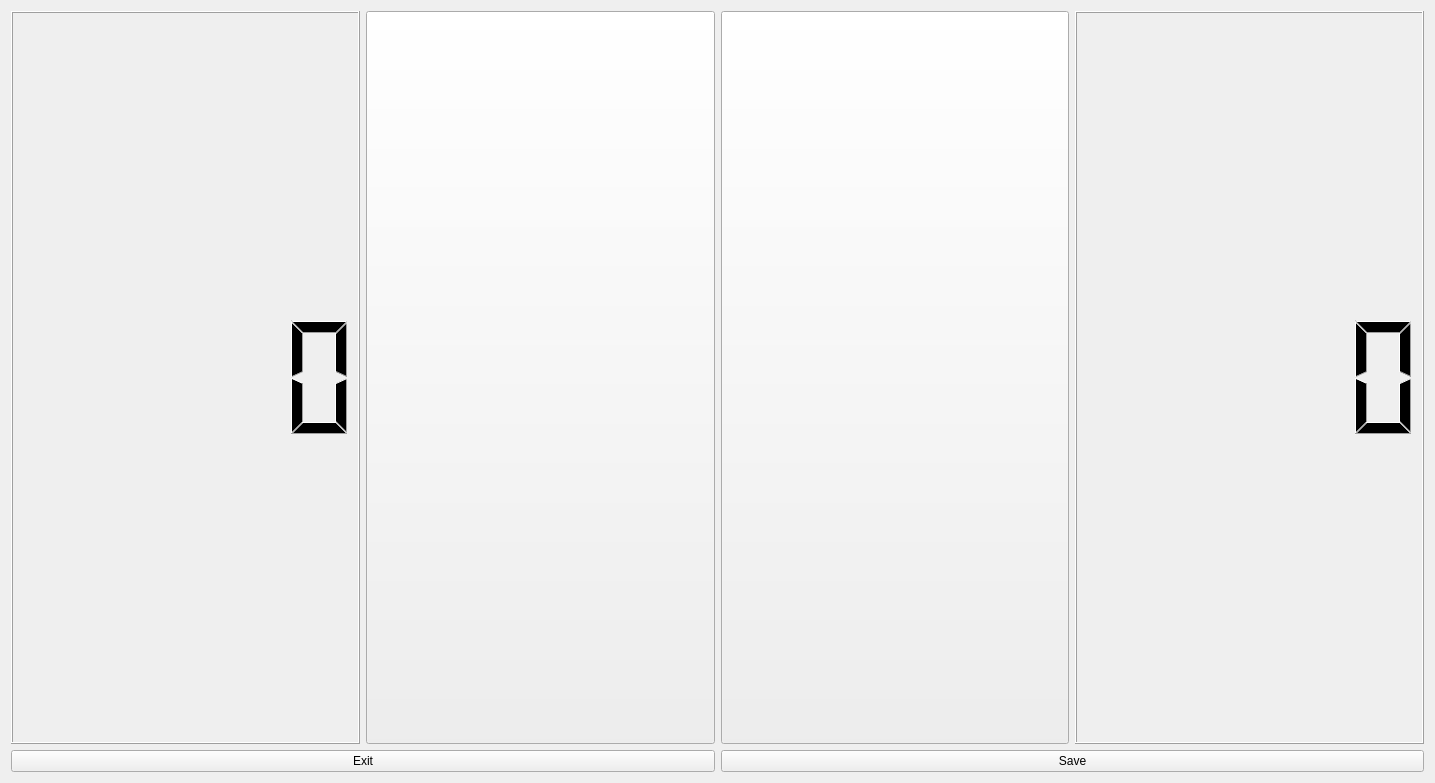
Old version of the form Minesweeper/gamearea.ui in the repository AT0MBE5T/software-design.
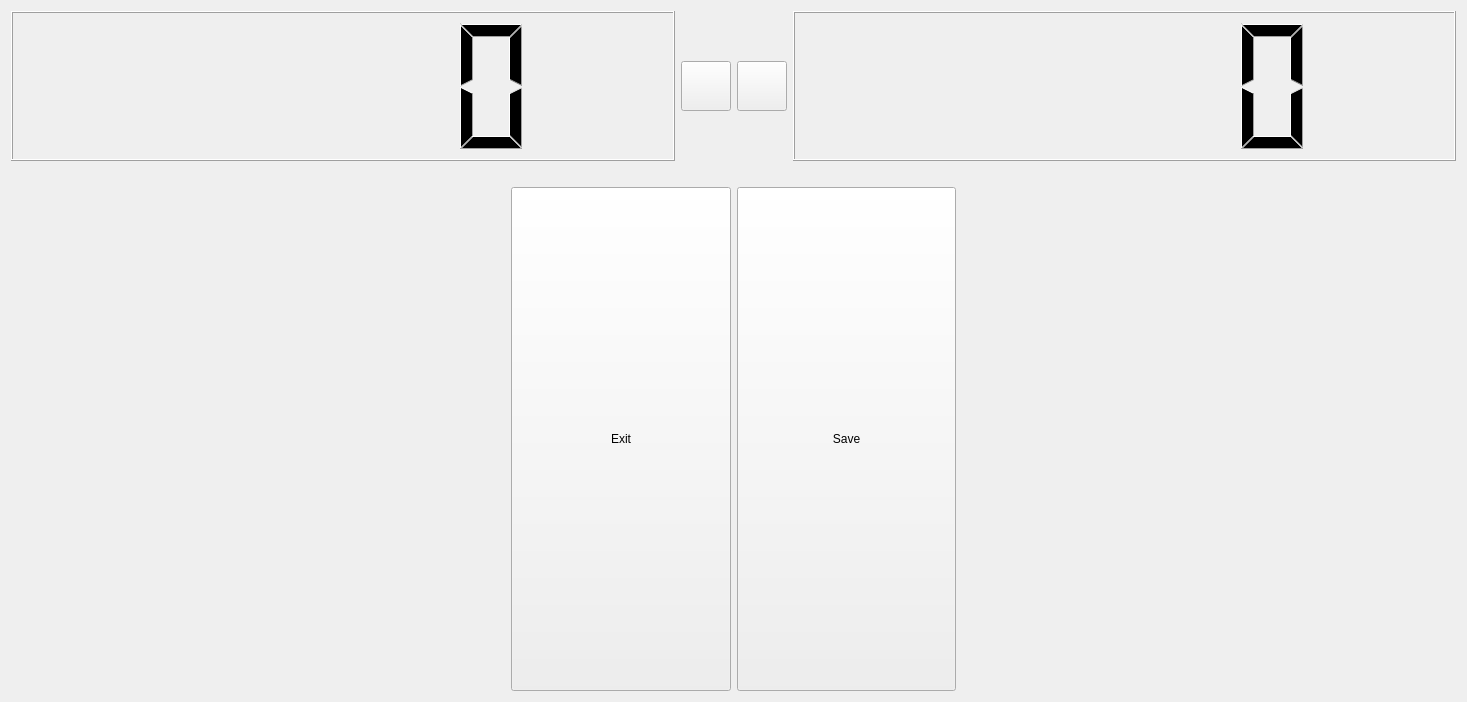
New version of the form.

Patch:
```diff
--- a/Minesweeper/gamearea.ui
+++ b/Minesweeper/gamearea.ui
@@ -6,86 +6,46 @@
    <rect>
     <x>0</x>
     <y>0</y>
-    <width>1435</width>
-    <height>783</height>
+    <width>1467</width>
+    <height>702</height>
    </rect>
   </property>
   <property name="windowTitle">
    <string>Form</string>
   </property>
   <layout class="QGridLayout" name="gridLayout">
-   <item row="0" column="0">
-    <layout class="QHBoxLayout" name="horizontalLayout_3">
-     <item>
-      <widget class="QLCDNumber" name="minesLeft">
-       <property name="sizePolicy">
-        <sizepolicy hsizetype="Minimum" vsizetype="Minimum">
-         <horstretch>0</horstretch>
-         <verstretch>0</verstretch>
-        </sizepolicy>
-       </property>
-      </widget>
-     </item>
-     <item>
-      <widget class="QPushButton" name="switchFlag">
-       <property name="sizePolicy">
-        <sizepolicy hsizetype="Minimum" vsizetype="Minimum">
-         <horstretch>0</horstretch>
-         <verstretch>0</verstretch>
-        </sizepolicy>
-       </property>
-       <property name="minimumSize">
-        <size>
-         <width>50</width>
-         <height>50</height>
-        </size>
-       </property>
-       <property name="text">
-        <string/>
-       </property>
-      </widget>
-     </item>
-     <item>
-      <widget class="QPushButton" name="smile">
-       <property name="sizePolicy">
-        <sizepolicy hsizetype="Minimum" vsizetype="Minimum">
-         <horstretch>0</horstretch>
-         <verstretch>0</verstretch>
-        </sizepolicy>
-       </property>
-       <property name="minimumSize">
-        <size>
-         <width>50</width>
-         <height>50</height>
-        </size>
-       </property>
-       <property name="text">
-        <string/>
-       </property>
-      </widget>
-     </item>
-     <item>
-      <widget class="QLCDNumber" name="timePassed">
-       <property name="sizePolicy">
-        <sizepolicy hsizetype="Minimum" vsizetype="Minimum">
-         <horstretch>0</horstretch>
-         <verstretch>0</verstretch>
-        </sizepolicy>
-       </property>
-       <property name="minimumSize">
-        <size>
-         <width>0</width>
-         <height>0</height>
-        </size>
-       </property>
-      </widget>
-     </item>
-    </layout>
-   </item>
-   <item row="2" column="0">
+   <item row="3" column="0">
     <layout class="QHBoxLayout" name="horizontalLayout_5">
+     <item>
+      <spacer name="horizontalSpacer_3">
+       <property name="orientation">
+        <enum>Qt::Horizontal</enum>
+       </property>
+       <property name="sizeType">
+        <enum>QSizePolicy::Maximum</enum>
+       </property>
+       <property name="sizeHint" stdset="0">
+        <size>
+         <width>500</width>
+         <height>20</height>
+        </size>
+       </property>
+      </spacer>
+     </item>
      <item>
       <widget class="QPushButton" name="backToMenuButton">
+       <property name="sizePolicy">
+        <sizepolicy hsizetype="Minimum" vsizetype="Minimum">
+         <horstretch>0</horstretch>
+         <verstretch>0</verstretch>
+        </sizepolicy>
+       </property>
+       <property name="minimumSize">
+        <size>
+         <width>190</width>
+         <height>50</height>
+        </size>
+       </property>
        <property name="text">
         <string>Exit</string>
        </property>
@@ -93,15 +53,169 @@
      </item>
      <item>
       <widget class="QPushButton" name="saveButton">
+       <property name="sizePolicy">
+        <sizepolicy hsizetype="Minimum" vsizetype="Minimum">
+         <horstretch>0</horstretch>
+         <verstretch>0</verstretch>
+        </sizepolicy>
+       </property>
+       <property name="minimumSize">
+        <size>
+         <width>190</width>
+         <height>50</height>
+        </size>
+       </property>
        <property name="text">
         <string>Save</string>
        </property>
       </widget>
      </item>
+     <item>
+      <spacer name="horizontalSpacer_4">
+       <property name="orientation">
+        <enum>Qt::Horizontal</enum>
+       </property>
+       <property name="sizeType">
+        <enum>QSizePolicy::Maximum</enum>
+       </property>
+       <property name="sizeHint" stdset="0">
+        <size>
+         <width>500</width>
+         <height>20</height>
+        </size>
+       </property>
+      </spacer>
+     </item>
     </layout>
    </item>
    <item row="1" column="0">
-    <layout class="QGridLayout" name="playField"/>
+    <layout class="QHBoxLayout" name="horizontalLayout">
+     <item>
+      <spacer name="horizontalSpacer">
+       <property name="orientation">
+        <enum>Qt::Horizontal</enum>
+       </property>
+       <property name="sizeHint" stdset="0">
+        <size>
+         <width>40</width>
+         <height>20</height>
+        </size>
+       </property>
+      </spacer>
+     </item>
+     <item>
+      <layout class="QGridLayout" name="playField">
+       <property name="spacing">
+        <number>0</number>
+       </property>
+      </layout>
+     </item>
+     <item>
+      <spacer name="horizontalSpacer_2">
+       <property name="orientation">
+        <enum>Qt::Horizontal</enum>
+       </property>
+       <property name="sizeHint" stdset="0">
+        <size>
+         <width>40</width>
+         <height>20</height>
+        </size>
+       </property>
+      </spacer>
+     </item>
+    </layout>
+   </item>
+   <item row="0" column="0">
+    <layout class="QHBoxLayout" name="horizontalLayout_3">
+     <item>
+      <widget class="QLCDNumber" name="minesLeft">
+       <property name="enabled">
+        <bool>true</bool>
+       </property>
+       <property name="sizePolicy">
+        <sizepolicy hsizetype="Minimum" vsizetype="Minimum">
+         <horstretch>0</horstretch>
+         <verstretch>0</verstretch>
+        </sizepolicy>
+       </property>
+       <property name="minimumSize">
+        <size>
+         <width>50</width>
+         <height>50</height>
+        </size>
+       </property>
+       <property name="maximumSize">
+        <size>
+         <width>1500</width>
+         <height>150</height>
+        </size>
+       </property>
+      </widget>
+     </item>
+     <item>
+      <widget class="QPushButton" name="switchFlag">
+       <property name="sizePolicy">
+        <sizepolicy hsizetype="Maximum" vsizetype="Maximum">
+         <horstretch>0</horstretch>
+         <verstretch>0</verstretch>
+        </sizepolicy>
+       </property>
+       <property name="minimumSize">
+        <size>
+         <width>50</width>
+         <height>50</height>
+        </size>
+       </property>
+       <property name="text">
+        <string/>
+       </property>
+      </widget>
+     </item>
+     <item>
+      <widget class="QPushButton" name="smile">
+       <property name="sizePolicy">
+        <sizepolicy hsizetype="Maximum" vsizetype="Maximum">
+         <horstretch>0</horstretch>
+         <verstretch>0</verstretch>
+        </sizepolicy>
+       </property>
+       <property name="minimumSize">
+        <size>
+         <width>50</width>
+         <height>50</height>
+        </size>
+       </property>
+       <property name="text">
+        <string/>
+       </property>
+      </widget>
+     </item>
+     <item>
+      <widget class="QLCDNumber" name="timePassed">
+       <property name="enabled">
+        <bool>true</bool>
+       </property>
+       <property name="sizePolicy">
+        <sizepolicy hsizetype="Minimum" vsizetype="Minimum">
+         <horstretch>0</horstretch>
+         <verstretch>0</verstretch>
+        </sizepolicy>
+       </property>
+       <property name="minimumSize">
+        <size>
+         <width>50</width>
+         <height>50</height>
+        </size>
+       </property>
+       <property name="maximumSize">
+        <size>
+         <width>1500</width>
+         <height>150</height>
+        </size>
+       </property>
+      </widget>
+     </item>
+    </layout>
    </item>
   </layout>
  </widget>
```
